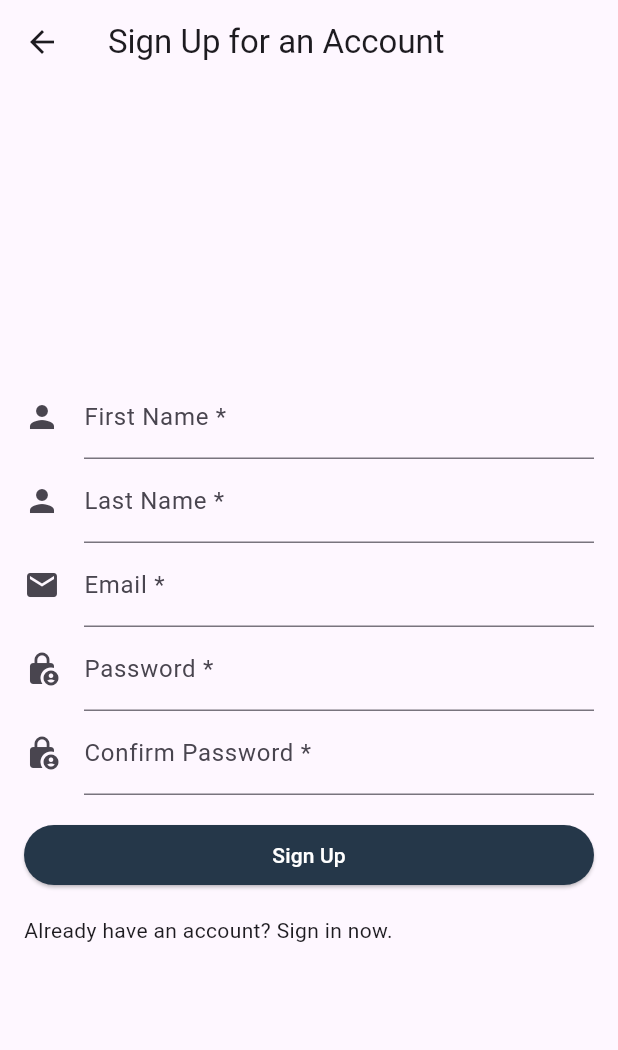
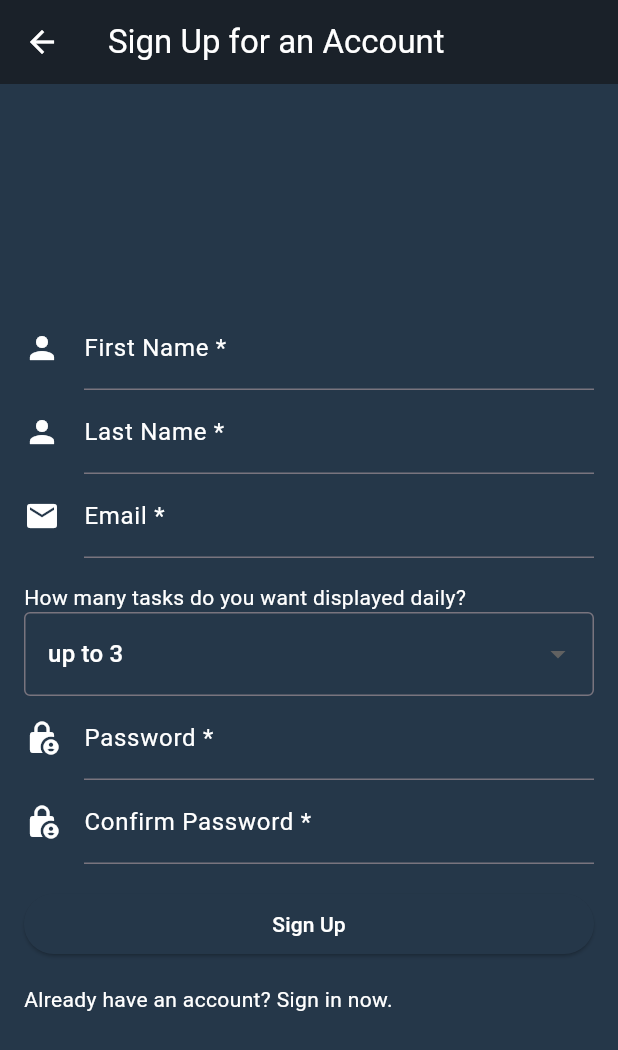
Before and after one commit to CSC-4350-SP2024/Team10, a Flutter app: the RegScreen screen opened directly, on a phone screen of 412 x 824 dp. Shown: the top 1050 px of the screen. Run offline on Flutter 3.47's test engine with Material 3 defaults, Android fonts, the phone set to English and light mode, and no system bars; our stand-ins replace cloud_firestore, firebase_core; accounts and stored records are empty.

Commit message:
added dropdown field

```diff
--- a/tinytaskapp/lib/register-login/register.dart
+++ b/tinytaskapp/lib/register-login/register.dart
@@ -1,9 +1,12 @@
 import 'package:flutter/material.dart';
 import 'login.dart';
 
+Color fontColor = Color.fromARGB(255, 255, 255, 255);
+Color backgroundColor = Color.fromARGB(255, 26, 33, 41);
+Color settingsBackgroundColor = Color.fromARGB(255, 37, 55, 73);
+
 class RegScreen extends StatelessWidget {
-  const RegScreen({super.key});
-
+  const RegScreen({Key? key});
 
   @override
   Widget build(BuildContext context) {
@@ -11,18 +14,22 @@ class RegScreen extends StatelessWidget {
 
     return Scaffold(
       appBar: AppBar(
-        title: const Text('Sign Up for an Account'),
+        title: Text('Sign Up for an Account', style: TextStyle(color: fontColor)),
+        backgroundColor: backgroundColor, // Applying backgroundColor to the app bar
+        iconTheme: IconThemeData(color: fontColor),
       ),
       body: Container(
+        color: settingsBackgroundColor, // Applying settingsBackgroundColor to the body
         padding: const EdgeInsets.all(16.0),
         child: Column(
           crossAxisAlignment: CrossAxisAlignment.stretch,
           mainAxisAlignment: MainAxisAlignment.center,
           children: [
             TextFormField(
-              decoration: const InputDecoration(
-                icon: Icon(Icons.person),
+              decoration: InputDecoration(
+                icon: Icon(Icons.person, color: fontColor), // Adding fontColor to the icon color
                 labelText: 'First Name *',
+                labelStyle: TextStyle(color: fontColor), // Adding fontColor to the label text color
               ),
               validator: (value) {
                 if (value?.isEmpty ?? true) {
@@ -32,9 +39,10 @@ class RegScreen extends StatelessWidget {
               },
             ),
             TextFormField(
-              decoration: const InputDecoration(
-                icon: Icon(Icons.person),
+              decoration: InputDecoration(
+                icon: Icon(Icons.person, color: fontColor), // Adding fontColor to the icon color
                 labelText: 'Last Name *',
+                labelStyle: TextStyle(color: fontColor), // Adding fontColor to the label text color
               ),
               validator: (value) {
                 if (value?.isEmpty ?? true) {
@@ -44,9 +52,10 @@ class RegScreen extends StatelessWidget {
               },
             ),
             TextFormField(
-              decoration: const InputDecoration(
-                icon: Icon(Icons.mail),
+              decoration: InputDecoration(
+                icon: Icon(Icons.mail, color: fontColor), // Adding fontColor to the icon color
                 labelText: 'Email *',
+                labelStyle: TextStyle(color: fontColor), // Adding fontColor to the label text color
               ),
               validator: (String? value) {
                 if (value == null || value.isEmpty) {
@@ -59,11 +68,32 @@ class RegScreen extends StatelessWidget {
                 return null;
               },
             ),
+            SizedBox(height: 16.0),
+            Text(
+              'How many tasks do you want displayed daily?',
+              style: TextStyle(color: fontColor),
+            ),
+            DropdownButtonFormField<String>(
+              value: 'up to 3', // Default value
+              decoration: InputDecoration(
+                border: OutlineInputBorder(),
+              ),
+              items: <String>['up to 3', 'up to 5', 'up to 8'].map((String value) {
+                return DropdownMenuItem<String>(
+                  value: value,
+                  child: Text(value, style: TextStyle(color: fontColor)),
+                );
+              }).toList(),
+              onChanged: (String? newValue) {
+                // store the value in the database
+              },
+            ),
             TextFormField(
               controller: _passwordController,
-              decoration: const InputDecoration(
-                icon: Icon(Icons.lock_person_rounded),
+              decoration: InputDecoration(
+                icon: Icon(Icons.lock_person_rounded, color: fontColor), // Adding fontColor to the icon color
                 labelText: 'Password *',
+                labelStyle: TextStyle(color: fontColor), // Adding fontColor to the label text color
               ),
               validator: (String? value) {
                 if (value == null || value.isEmpty) {
@@ -77,9 +107,10 @@ class RegScreen extends StatelessWidget {
               },
             ),
             TextFormField(
-              decoration: const InputDecoration(
-                icon: Icon(Icons.lock_person_rounded),
+              decoration: InputDecoration(
+                icon: Icon(Icons.lock_person_rounded, color: fontColor), // Adding fontColor to the icon color
                 labelText: 'Confirm Password *',
+                labelStyle: TextStyle(color: fontColor), // Adding fontColor to the label text color
               ),
               validator: (String? value) {
                 if (value == null || value.isEmpty) {
@@ -91,23 +122,23 @@ class RegScreen extends StatelessWidget {
                 return null;
               },
             ),
-            const SizedBox(height: 16.0),
+            SizedBox(height: 16.0),
             ElevatedButton(
               onPressed: () {
                 // TODO: Implement sign up logic
               },
               style: ButtonStyle(
-                backgroundColor: MaterialStateProperty.all(Color.fromARGB(255, 37, 55, 73)),
+                backgroundColor: MaterialStateProperty.all(settingsBackgroundColor), // Using settingsBackgroundColor for button background
               ),
-              child: const Text(
+              child: Text(
                 'Sign Up',
                 style: TextStyle(
-                  color: Color.fromARGB(255, 255, 255, 255),
+                  color: fontColor, // Adding fontColor to button text color
                   fontFamily: 'Roboto',
                 ),
               ),
             ),
-            const SizedBox(height: 16.0),
+            SizedBox(height: 16.0),
             GestureDetector(
               onTap: () {
                 // Navigate to the sign-in page
@@ -116,9 +147,10 @@ class RegScreen extends StatelessWidget {
                   MaterialPageRoute(builder: (context) => LoginScreen()),
                 );
               },
-              child: const Text (
+              child: Text (
                 "Already have an account? Sign in now.",
-              )
+                style: TextStyle(color: fontColor), // Adding fontColor to the text color
+              ),
             )
           ],
         ),
```
